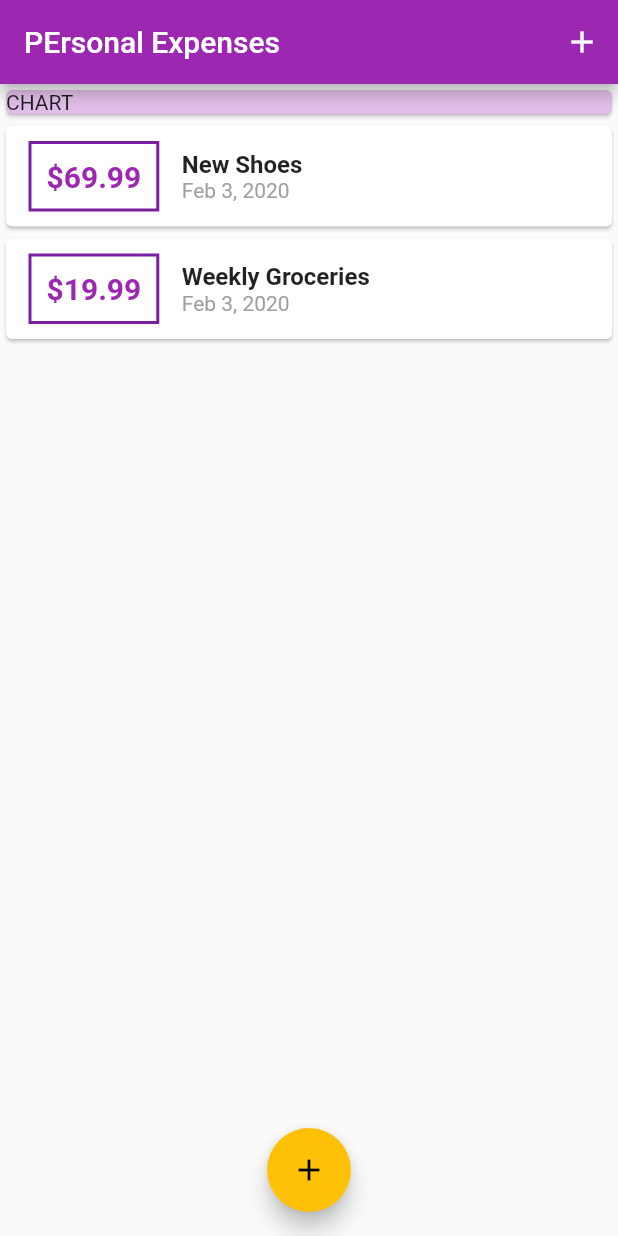
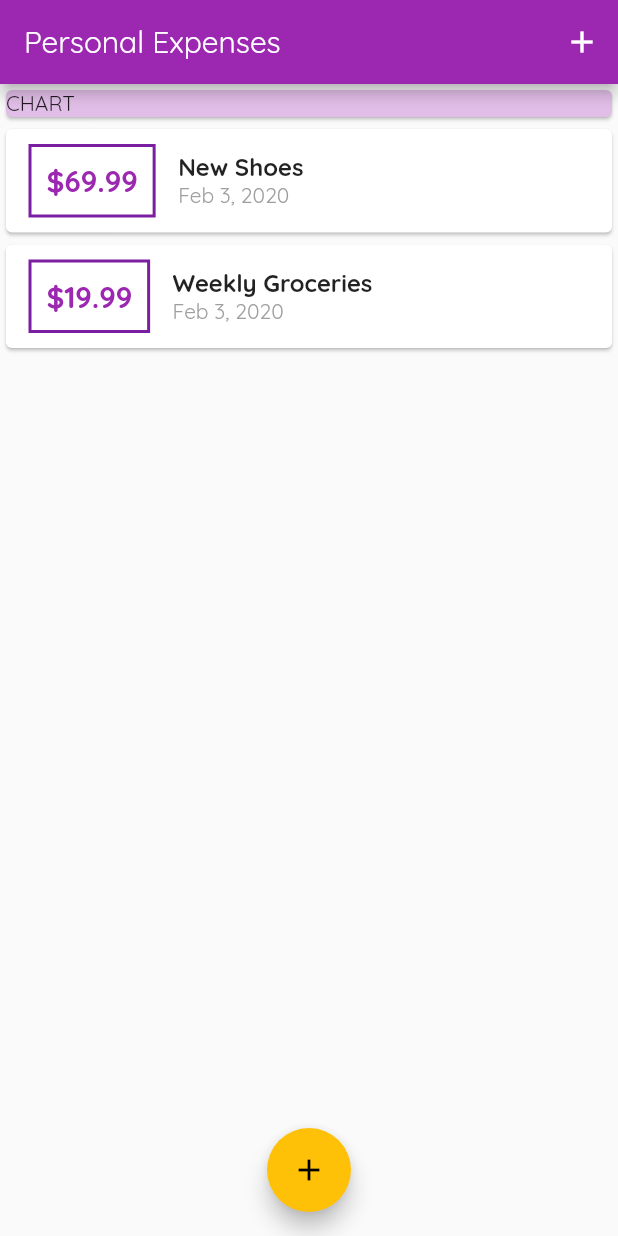
Before and after one commit to ahoulgour/personal_expenses_app, a Flutter app: the screen it shows after launch, on a phone screen of 412 x 824 dp. Run offline on Flutter 3.47's test engine with Material 2 defaults, Android fonts, the phone set to English and light mode, and no system bars.

Commit message:
add font

```diff
--- a/lib/main.dart
+++ b/lib/main.dart
@@ -14,6 +14,7 @@ class MyApp extends StatelessWidget {
       theme: ThemeData(
         primarySwatch: Colors.purple,
         accentColor: Colors.amber,
+        fontFamily: 'Quicksand' // this name should match the name on pubspec.yaml file
       ),
     );
   }
@@ -78,7 +79,7 @@ class _MyHomePageState extends State<MyHomePage> {
   Widget build(BuildContext context) {
     return Scaffold(
       appBar: AppBar(
-        title: Text('PErsonal Expenses'),
+        title: Text('Personal Expenses'),
         actions: <Widget>[
           IconButton(
             icon: Icon(Icons.add),
```
Also changed, not shown: pubspec.yaml (+11 -11 lines), assets/fonts/OpenSans-Bold.ttf (added), assets/fonts/OpenSans-Regular.ttf (added), assets/fonts/Quicksand-Bold.ttf (added), assets/fonts/Quicksand-Light.ttf (added), assets/fonts/Quicksand-Medium.ttf (added), assets/fonts/Quicksand-Regular.ttf (added).
